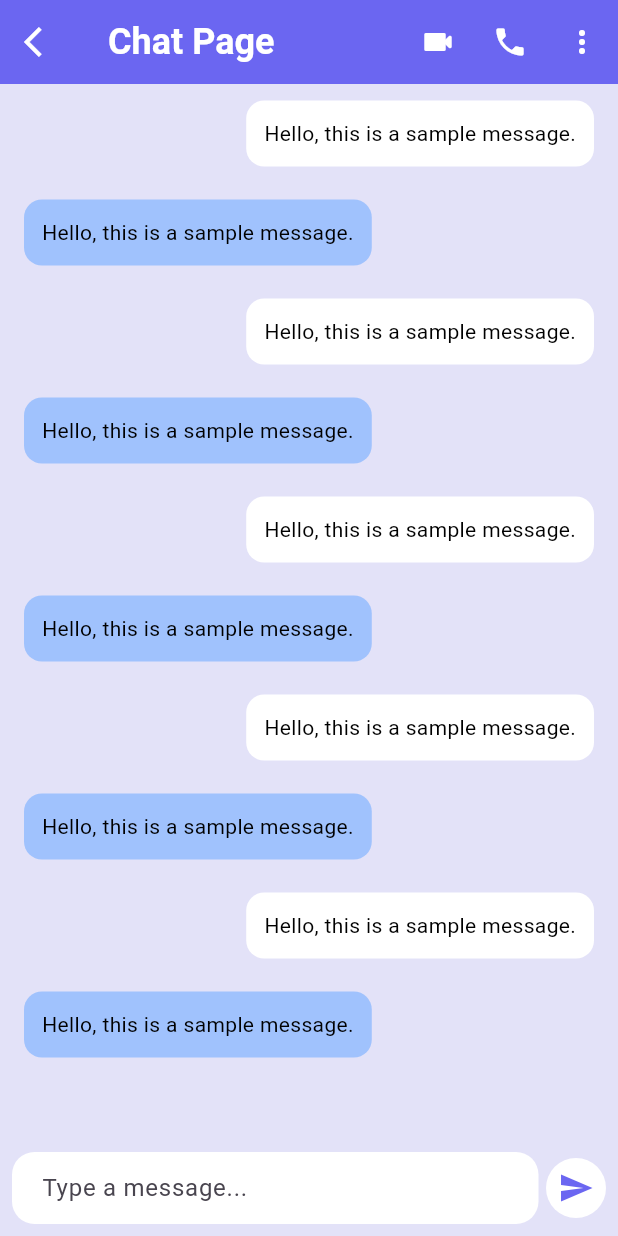
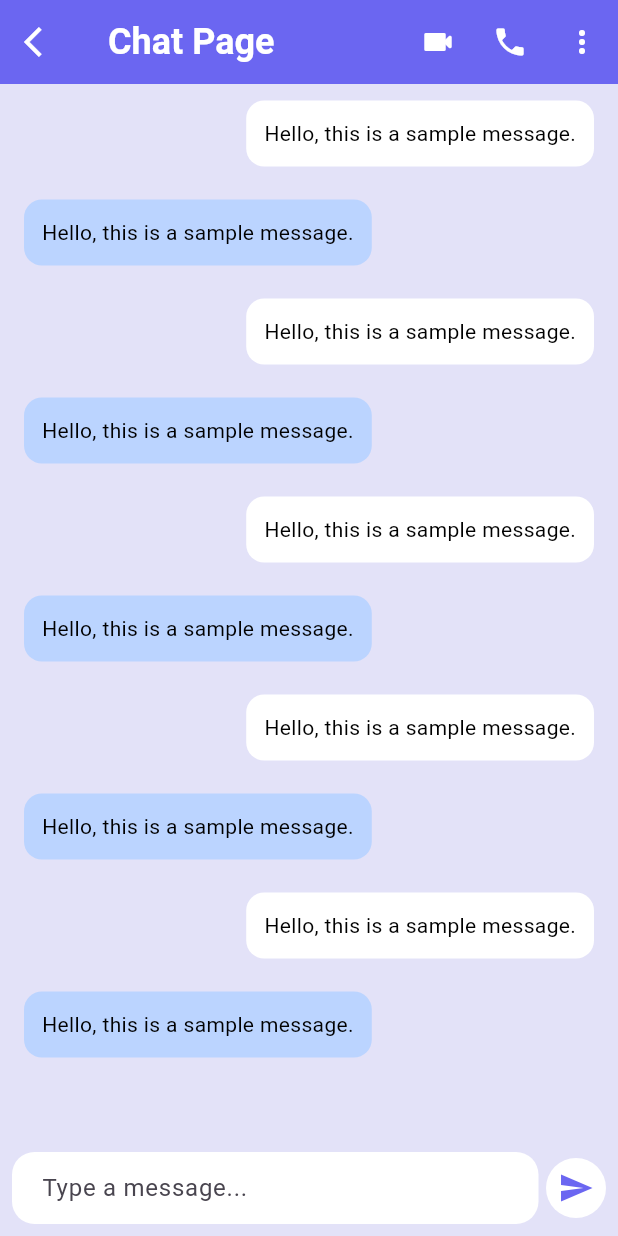
Before and after one commit to sohasara/Chatting-App, a Flutter app: the Chatpage screen opened directly, on a phone screen of 412 x 824 dp. Run offline on Flutter 3.47's test engine with Material 3 defaults, Android fonts, the light colour scheme and no system bars; our stand-ins replace flutter_riverpod.

Commit message:
Update Chatpage: Change background color of chat bubbles for better visibility

```diff
--- a/lib/features/chat/presentation/chat_page/chatpage.dart
+++ b/lib/features/chat/presentation/chat_page/chatpage.dart
@@ -72,7 +72,7 @@ class Chatpage extends StatelessWidget {
                         decoration: BoxDecoration(
                           color: index % 2 == 0
                               ? Colors.white
-                              : const Color.fromARGB(255, 160, 194, 253),
+                              : const Color.fromARGB(255, 187, 212, 255),
                           borderRadius: BorderRadius.circular(12),
                         ),
                         child: Text(
```
